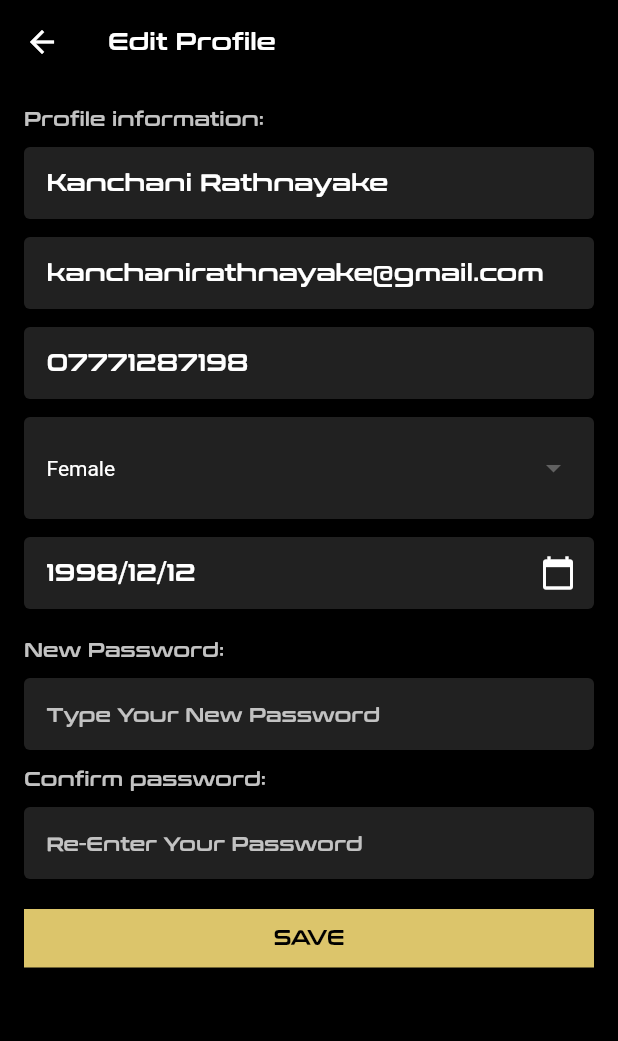
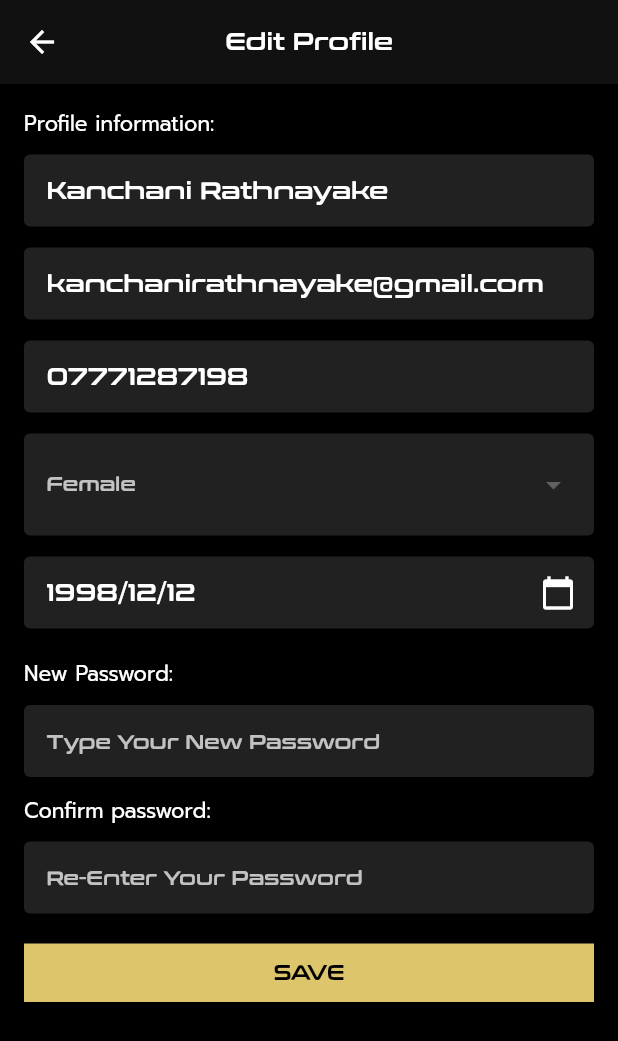
Before and after one commit to TharudiHS/JP-Cineplex-Mobile-App, a Flutter app: the EditProfilePage screen opened directly, on a phone screen of 412 x 824 dp. Shown: the top 1041 px of the screen. Run offline on Flutter 3.47's test engine with Material 3 defaults, Android fonts, the phone set to English and light mode, and no system bars; our stand-ins replace flutter_svg.

Commit message:
updated code

```diff
--- a/lib/screens/edit_profile_page.dart
+++ b/lib/screens/edit_profile_page.dart
@@ -1,13 +1,19 @@
 import 'package:flutter/material.dart';
+import 'package:jp_cinema_app/components/app_bar3.dart';
 import 'package:jp_cinema_app/components/main_button.dart';
 import 'package:jp_cinema_app/components/text_form_field.dart';
-
+import 'package:jp_cinema_app/screens/setting_page.dart';
 import '../utils/app_colours.dart';
 import '../utils/text_styles.dart';
 
-class EditProfilePage extends StatelessWidget {
-  EditProfilePage({super.key});
+class EditProfilePage extends StatefulWidget {
+  const EditProfilePage({super.key});
 
+  @override
+  State<EditProfilePage> createState() => _EditProfilePageState();
+}
+
+class _EditProfilePageState extends State<EditProfilePage> {
   // Controllers
   final TextEditingController nameController = TextEditingController(
     text: "Kanchani Rathnayake",
@@ -25,24 +31,13 @@ class EditProfilePage extends StatelessWidget {
   final TextEditingController confirmPasswordController =
       TextEditingController();
 
+  String gender = "Female";
+
   @override
   Widget build(BuildContext context) {
     return Scaffold(
       backgroundColor: AppColours.black,
-      appBar: AppBar(
-        backgroundColor: AppColours.black,
-        elevation: 0,
-        title: Text(
-          "Edit Profile",
-          style: TextStyles.size16WeightBoldConthraxSemiBold,
-        ),
-        leading: IconButton(
-          icon: const Icon(Icons.arrow_back, color: Colors.white),
-          onPressed: () {
-            Navigator.pop(context);
-          },
-        ),
-      ),
+      appBar: buildAppBar3(context, "Edit Profile"),
       body: SingleChildScrollView(
         padding: const EdgeInsets.all(16.0),
         child: Column(
@@ -51,13 +46,13 @@ class EditProfilePage extends StatelessWidget {
             // Profile Info label
             Text(
               "Profile information:",
-              style: TextStyles.size13WeightBoldConthraxSemiBoldgreyC2,
+              style: TextStyles.size14PromptLightwhite,
             ),
             const SizedBox(height: 10),
 
             // Name
             CustomTextFormField(controller: nameController, hint: "Full Name"),
-            const SizedBox(height: 12),
+            const SizedBox(height: 14),
 
             // Email
             CustomTextFormField(
@@ -65,7 +60,7 @@ class EditProfilePage extends StatelessWidget {
               hint: "Email",
               keyboardType: TextInputType.emailAddress,
             ),
-            const SizedBox(height: 12),
+            const SizedBox(height: 14),
 
             // Phone
             CustomTextFormField(
@@ -73,7 +68,7 @@ class EditProfilePage extends StatelessWidget {
               hint: "Phone Number",
               keyboardType: TextInputType.phone,
             ),
-            const SizedBox(height: 12),
+            const SizedBox(height: 14),
 
             // Gender Dropdown
             Container(
@@ -83,34 +78,38 @@ class EditProfilePage extends StatelessWidget {
                 borderRadius: BorderRadius.circular(4),
               ),
               child: DropdownButton<String>(
-                value: "Female",
+                value: gender,
                 dropdownColor: AppColours.darkGrey,
                 isExpanded: true,
                 underline: const SizedBox(),
-                style: const TextStyle(color: Colors.white),
+                style: TextStyles.size13WeightBoldConthraxSemiBoldgreyC2,
                 items: const [
                   DropdownMenuItem(value: "Male", child: Text("Male")),
                   DropdownMenuItem(value: "Female", child: Text("Female")),
                   DropdownMenuItem(value: "Other", child: Text("Other")),
                 ],
-                onChanged: (value) {},
+                onChanged: (value) {
+                  if (value != null) {
+                    setState(() {
+                      gender = value;
+                    });
+                  }
+                },
               ),
             ),
-            const SizedBox(height: 12),
+            const SizedBox(height: 14),
 
             // DOB
             CustomTextFormField(
               controller: dobController,
               hint: "Date of Birth",
+              textStyle: TextStyles.size13WeightBoldConthraxSemiBoldgreyC2,
               suffixIcon: const Icon(Icons.calendar_today, color: Colors.white),
             ),
             const SizedBox(height: 20),
 
             // Password Section
-            Text(
-              "New Password:",
-              style: TextStyles.size13WeightBoldConthraxSemiBoldgreyC2,
-            ),
+            Text("New Password:", style: TextStyles.size14PromptLightwhite),
             const SizedBox(height: 10),
             CustomTextFormField(
               controller: passwordController,
@@ -119,10 +118,7 @@ class EditProfilePage extends StatelessWidget {
             ),
             const SizedBox(height: 12),
 
-            Text(
-              "Confirm password:",
-              style: TextStyles.size13WeightBoldConthraxSemiBoldgreyC2,
-            ),
+            Text("Confirm password:", style: TextStyles.size14PromptLightwhite),
             const SizedBox(height: 10),
             CustomTextFormField(
               controller: confirmPasswordController,
@@ -135,7 +131,21 @@ class EditProfilePage extends StatelessWidget {
             MainButton(
               label: "SAVE",
               onPressed: () {
-                // Save action
+                if (passwordController.text.isNotEmpty &&
+                    passwordController.text != confirmPasswordController.text) {
+                  ScaffoldMessenger.of(context).showSnackBar(
+                    const SnackBar(
+                      content: Text("Passwords do not match"),
+                      backgroundColor: Colors.red,
+                    ),
+                  );
+                  return;
+                }
+
+                Navigator.pushReplacement(
+                  context,
+                  MaterialPageRoute(builder: (_) => const SettingsPage()),
+                );
               },
               backgroundColor: AppColours.gold,
               textStyle: TextStyles.size14WeightBoldConthraxSemiBoldblack,
```
